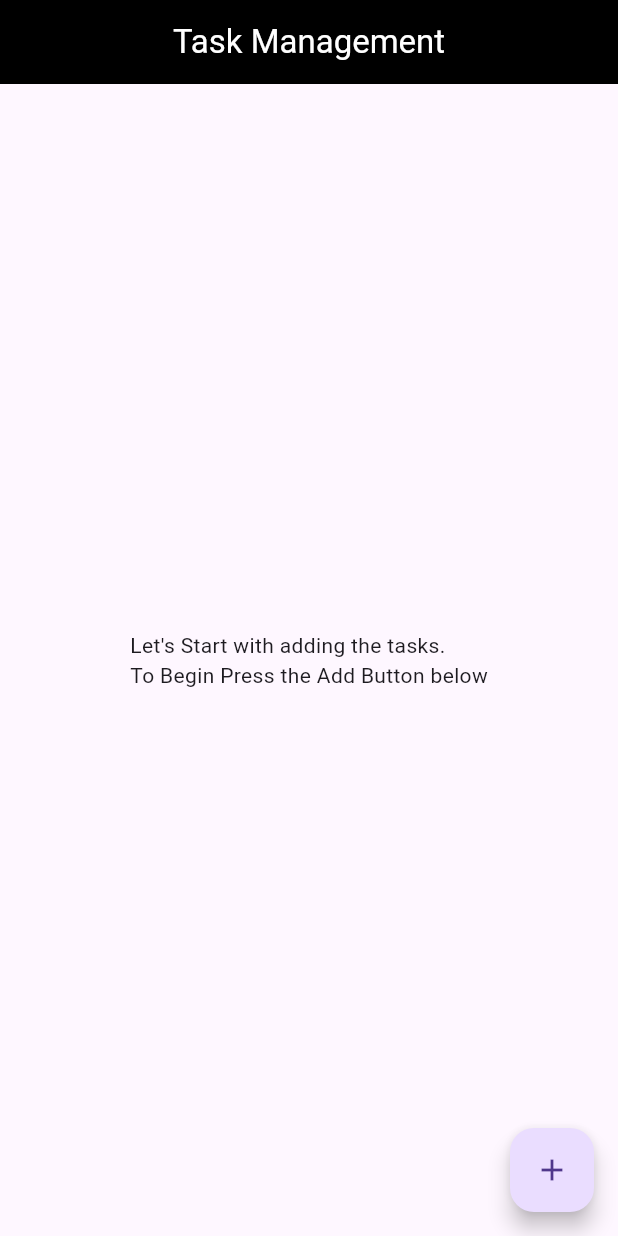
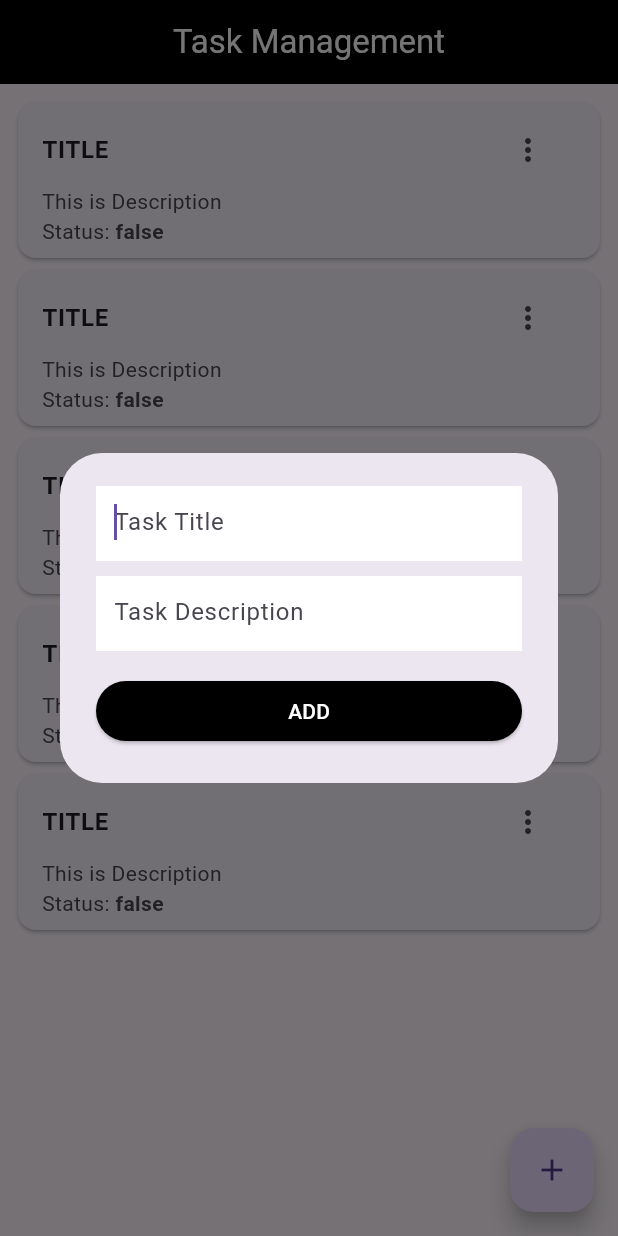
Before and after one commit to KushalBhandari77/Distributed-Cloud-Computing-Task-Management-Flutter-Application, a Flutter app: the screen it shows after launch, after a tap on the "add" icon, on a phone screen of 412 x 824 dp. Run offline on Flutter 3.47's test engine with Material 3 defaults, Android fonts, the phone set to English and light mode, and no system bars; our stand-ins replace flutter_riverpod, freezed_annotation.

Commit message:
resolve:models,api_services,forms,view_designs,app_states

```diff
--- /dev/null
+++ b/lib/main.dart
@@ -0,0 +1,27 @@
+import 'package:dcc_task_management/services/app_services.dart';
+import 'package:dcc_task_management/views/home_screen.dart';
+import 'package:flutter/material.dart';
+import 'package:flutter_riverpod/flutter_riverpod.dart';
+
+Future<void> main() async {
+  runApp(const ProviderScope(child: MainApp()));
+}
+
+class MainApp extends StatefulWidget {
+  const MainApp({super.key});
+
+  @override
+  State<MainApp> createState() => _MainAppState();
+}
+
+class _MainAppState extends State<MainApp> {
+  @override
+  Widget build(BuildContext context) {
+    return MaterialApp(
+      navigatorKey: navigatorKey,
+      debugShowCheckedModeBanner: false,
+      title: 'Task Management',
+      home: const HomeScreen(),
+    );
+  }
+}
--- a/lib/models/tasks_model.dart
+++ b/lib/models/tasks_model.dart
@@ -1,16 +1,14 @@
 import 'package:freezed_annotation/freezed_annotation.dart';
 
-part 'tasks_model.g.dart';
-part 'tasks_model.freezed.dart';
+part "tasks_model.freezed.dart";
+part "tasks_model.g.dart";
 
 @freezed
 class TasksModel with _$TasksModel {
-  const TasksModel._();
-  const factory TasksModel({
-    @Default(true) bool success,
-     @Default("") String statusCode,
-    required TasksModelData data,
-  }) = _TasksModel;
+  factory TasksModel(
+      {@Default(false) bool success,
+      @Default("") String statusCode,
+      required TasksModelData data}) = _TasksModel;
 
   factory TasksModel.fromJson(Map<String, dynamic> json) =>
       _$TasksModelFromJson(json);
@@ -18,13 +16,10 @@ class TasksModel with _$TasksModel {
 
 @freezed
 class TasksModelData with _$TasksModelData {
-  const TasksModelData._();
-  const factory TasksModelData({
-     @Default("") String title,
-     @Default("") String description,
-     @Default(false) bool completed,
-
-  }) = _TasksModelData;
+  factory TasksModelData(
+      {@Default("") String title,
+      @Default("") String description,
+      @Default(false) bool completed}) = _TasksModelData;
 
   factory TasksModelData.fromJson(Map<String, dynamic> json) =>
       _$TasksModelDataFromJson(json);
--- /dev/null
+++ b/lib/services/api_services/api_services.dart
@@ -0,0 +1,42 @@
+import 'package:dcc_task_management/models/tasks_model.dart';
+import 'package:dcc_task_management/services/app_state/app_state.dart';
+import 'package:flutter_riverpod/flutter_riverpod.dart';
+
+final getTasksListNotifier =
+    StateNotifierProvider<GetTasksListNotifier, AppState>((ref) {
+  return GetTasksListNotifier();
+});
+
+class GetTasksListNotifier extends StateNotifier<AppState> {
+  GetTasksListNotifier() : super(const AppState.initial());
+
+  Future<void> fetchData() async {
+    try {
+      // Set loading state
+      // state = const AppState.loading();
+
+      // Call your API to fetch data
+      // final data = await fetchDataFromApi();
+
+      if (dataList.isNotEmpty) {
+        state = AppState.success(data: dataList);
+      }
+    } catch (error) {
+      // Set error state with error message
+      state = const AppState.error(errorMessage: 'Failed to fetch data');
+    }
+  }
+}
+
+List<TasksModelData> dataList = [
+  TasksModelData(
+      title: "TITLE", description: "This is Description", completed: false),
+  TasksModelData(
+      title: "TITLE", description: "This is Description", completed: false),
+  TasksModelData(
+      title: "TITLE", description: "This is Description", completed: true),
+  TasksModelData(
+      title: "TITLE", description: "This is Description", completed: false),
+  TasksModelData(
+      title: "TITLE", description: "This is Description", completed: false),
+];
--- /dev/null
+++ b/lib/services/app_services.dart
@@ -0,0 +1,4 @@
+import 'package:flutter/material.dart';
+
+GlobalKey<NavigatorState> navigatorKey = GlobalKey<NavigatorState>();
+BuildContext currentContext = navigatorKey.currentState!.context;
--- /dev/null
+++ b/lib/services/app_state/app_state.dart
@@ -0,0 +1,13 @@
+import 'package:dcc_task_management/models/tasks_model.dart';
+import 'package:freezed_annotation/freezed_annotation.dart';
+
+part 'app_state.freezed.dart';
+
+@freezed
+class AppState with _$AppState {
+  const factory AppState.initial() = InitialState;
+  const factory AppState.loading() = LoadingState;
+  const factory AppState.error({required String errorMessage}) = ErrorState;
+  const factory AppState.success({required List<TasksModelData> data}) =
+      SuccessState;
+}
--- a/lib/views/home_screen.dart
+++ b/lib/views/home_screen.dart
@@ -1,25 +1,49 @@
+import 'package:dcc_task_management/services/api_services/api_services.dart';
+import 'package:dcc_task_management/views/task_management_view.dart';
 import 'package:flutter/material.dart';
+import 'package:flutter_riverpod/flutter_riverpod.dart';
 
-void main() {
-  runApp(const MainApp());
+class HomeScreen extends ConsumerStatefulWidget {
+  const HomeScreen({super.key});
+
+  @override
+  ConsumerState<HomeScreen> createState() => _HomeScreenState();
 }
 
-class MainApp extends StatelessWidget {
-  const MainApp({super.key});
+class _HomeScreenState extends ConsumerState<HomeScreen> {
+  @override
+  void initState() {
+    super.initState();
+    WidgetsBinding.instance.addPostFrameCallback((_) {
+      ref.read(getTasksListNotifier.notifier).fetchData();
+    });
+  }
 
   @override
   Widget build(BuildContext context) {
-    return   MaterialApp(
-      debugShowCheckedModeBanner: false,
-      home: Scaffold(
-        floatingActionButton: FloatingActionButton(onPressed: (){
-
-        },child: const Icon(Icons.add),),
-        appBar: AppBar(title: const Text("Task Management",style: TextStyle(color: Colors.white),),centerTitle: true,backgroundColor: Colors.black,),
-        body: const Center(
-          child: Text("Let's Start with adding the tasks.\nTo Begin Press the Add Button below"),
+    final tasksDataState = ref.watch(getTasksListNotifier);
+    return Scaffold(
+        appBar: AppBar(
+          title: const Text(
+            "Task Management",
+            style: TextStyle(color: Colors.white),
+          ),
+          centerTitle: true,
+          backgroundColor: Colors.black,
         ),
-      ),
-    );
+        body: tasksDataState.when(
+          loading: () => const Center(child: CircularProgressIndicator()),
+          error: (errorMessage) {
+            return Center(
+              child: Text(errorMessage),
+            );
+          },
+          success: (data) {
+            return TaskManagementView(
+              tasksDataList: data,
+            );
+          },
+          initial: () => const SizedBox(),
+        ));
   }
 }
--- /dev/null
+++ b/lib/views/task_management_view.dart
@@ -0,0 +1,84 @@
+import 'package:dcc_task_management/models/tasks_model.dart';
+import 'package:dcc_task_management/views/widgets/task_form.dart';
+import 'package:flutter/material.dart';
+import 'package:flutter_riverpod/flutter_riverpod.dart';
+
+class TaskManagementView extends ConsumerStatefulWidget {
+  const TaskManagementView({super.key, required this.tasksDataList});
+  final List<TasksModelData> tasksDataList;
+  @override
+  ConsumerState<TaskManagementView> createState() => _TaskManagementViewState();
+}
+
+class _TaskManagementViewState extends ConsumerState<TaskManagementView> {
+  @override
+  Widget build(BuildContext context) {
+    return Scaffold(
+      floatingActionButton: FloatingActionButton(
+        onPressed: () {
+          showDialog(
+              context: context,
+              builder: ((BuildContext context) {
+                return const AlertDialog(
+                  buttonPadding: EdgeInsets.zero,
+                  content: TaskFormView(),
+                );
+              }));
+        },
+        child: const Icon(Icons.add),
+      ),
+      body: widget.tasksDataList.isEmpty
+          ? const Center(
+              child: Text(
+                  "Let's Start with adding the tasks.\nTo Begin Press the Add Button below"),
+            )
+          : Padding(
+              padding: const EdgeInsets.all(8.0),
+              child: Column(
+                children: [
+                  ListView.builder(
+                      itemCount: widget.tasksDataList.length,
+                      shrinkWrap: true,
+                      physics: const NeverScrollableScrollPhysics(),
+                      itemBuilder: (context, index) {
+                        return Card(
+                          child: ListTile(
+                            title: Row(
+                              mainAxisAlignment: MainAxisAlignment.spaceBetween,
+                              children: [
+                                Text(
+                                  widget.tasksDataList[index].title,
+                                  style: const TextStyle(
+                                      fontWeight: FontWeight.bold),
+                                ),
+                                IconButton(
+                                    onPressed: () {},
+                                    icon: const Icon(Icons.more_vert))
+                              ],
+                            ),
+                            subtitle: Column(
+                              crossAxisAlignment: CrossAxisAlignment.start,
+                              children: [
+                                Text(widget.tasksDataList[index].description),
+                                Row(
+                                  children: [
+                                    const Text("Status: "),
+                                    Text(
+                                      widget.tasksDataList[index].completed
+                                          .toString(),
+                                      style: const TextStyle(
+                                          fontWeight: FontWeight.bold),
+                                    ),
+                                  ],
+                                )
+                              ],
+                            ),
+                          ),
+                        );
+                      }),
+                ],
+              ),
+            ),
+    );
+  }
+}
--- /dev/null
+++ b/lib/views/widgets/task_form.dart
@@ -0,0 +1,104 @@
+import 'package:flutter/material.dart';
+
+class TaskFormView extends StatefulWidget {
+  const TaskFormView({super.key});
+
+  @override
+  State<TaskFormView> createState() => _TaskFormViewState();
+}
+
+class _TaskFormViewState extends State<TaskFormView> {
+  final GlobalKey<FormState> _tasksFormKey = GlobalKey<FormState>();
+  final TextEditingController _taskTitleTextEditingController =
+      TextEditingController();
+  final TextEditingController _taskDescriptionTextEditingController =
+      TextEditingController();
+
+  @override
+  Widget build(BuildContext context) {
+    return SizedBox(
+        child: Column(
+      mainAxisSize: MainAxisSize.min,
+      children: [
+        Padding(
+          padding: const EdgeInsets.only(top: 6),
+          child: Form(
+              key: _tasksFormKey,
+              child: Column(
+                children: [
+                  Container(
+                    height: 50,
+                    color: Colors.white,
+                    child: TextFormField(
+                      autovalidateMode: AutovalidateMode.onUserInteraction,
+                      validator: (value) {
+                        if (value!.isEmpty) {
+                          return 'Please Add Task Title';
+                        }
+                        return null;
+                      },
+                      controller: _taskTitleTextEditingController,
+                      autofocus: true,
+                      decoration: const InputDecoration(
+                        counterText: '',
+                        hintText: 'Task Title',
+                        border: InputBorder.none,
+                        contentPadding: EdgeInsets.symmetric(horizontal: 12),
+                        errorBorder: OutlineInputBorder(
+                            borderSide: BorderSide(color: Colors.red)),
+                      ),
+                    ),
+                  ),
+                  const SizedBox(
+                    height: 10,
+                  ),
+                  Container(
+                    height: 50,
+                    color: Colors.white,
+                    child: TextFormField(
+                      autovalidateMode: AutovalidateMode.onUserInteraction,
+                      validator: (value) {
+                        if (value!.isEmpty) {
+                          return 'Please Add Task Description';
+                        }
+                        return null;
+                      },
+                      controller: _taskDescriptionTextEditingController,
+                      autofocus: true,
+                      decoration: const InputDecoration(
+                        counterText: '',
+                        hintText: 'Task Description',
+                        border: InputBorder.none,
+                        contentPadding: EdgeInsets.symmetric(horizontal: 12),
+                        errorBorder: OutlineInputBorder(
+                            borderSide: BorderSide(
+                          color: Colors.red,
+                        )),
+                      ),
+                    ),
+                  )
+                ],
+              )),
+        ),
+        Container(
+            width: MediaQuery.of(context).size.width,
+            padding: const EdgeInsets.only(top: 16),
+            child: ElevatedButton(
+                style: ElevatedButton.styleFrom(backgroundColor: Colors.black),
+                onPressed: () {
+                  /// Validates the form.
+                  if (_tasksFormKey.currentState!.validate()) {
+                    _taskTitleTextEditingController.clear();
+                    _taskDescriptionTextEditingController.clear();
+
+                    Navigator.pop(context);
+                  }
+                },
+                child: const Text(
+                  'ADD',
+                  style: TextStyle(color: Colors.white),
+                ))),
+      ],
+    ));
+  }
+}
```
Also changed, not shown: pubspec.yaml (+5 -3 lines), lib/models/tasks_model.freezed.dart, lib/models/tasks_model.g.dart (added), lib/services/app_state/app_state.freezed.dart (added), pubspec.lock.
